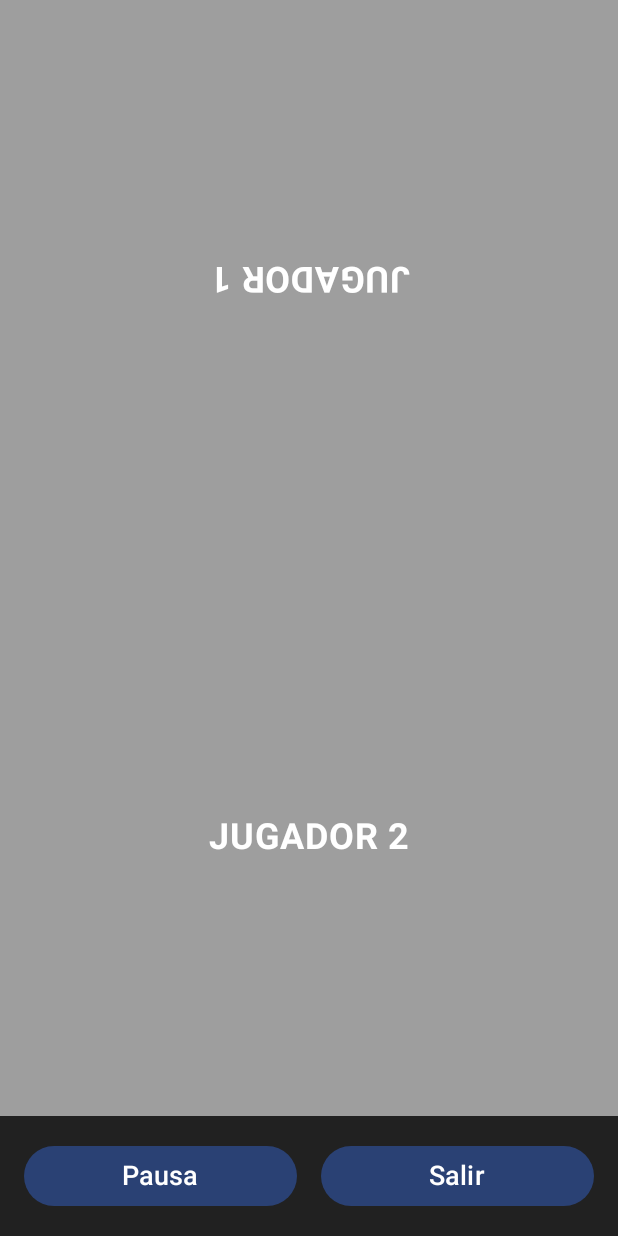
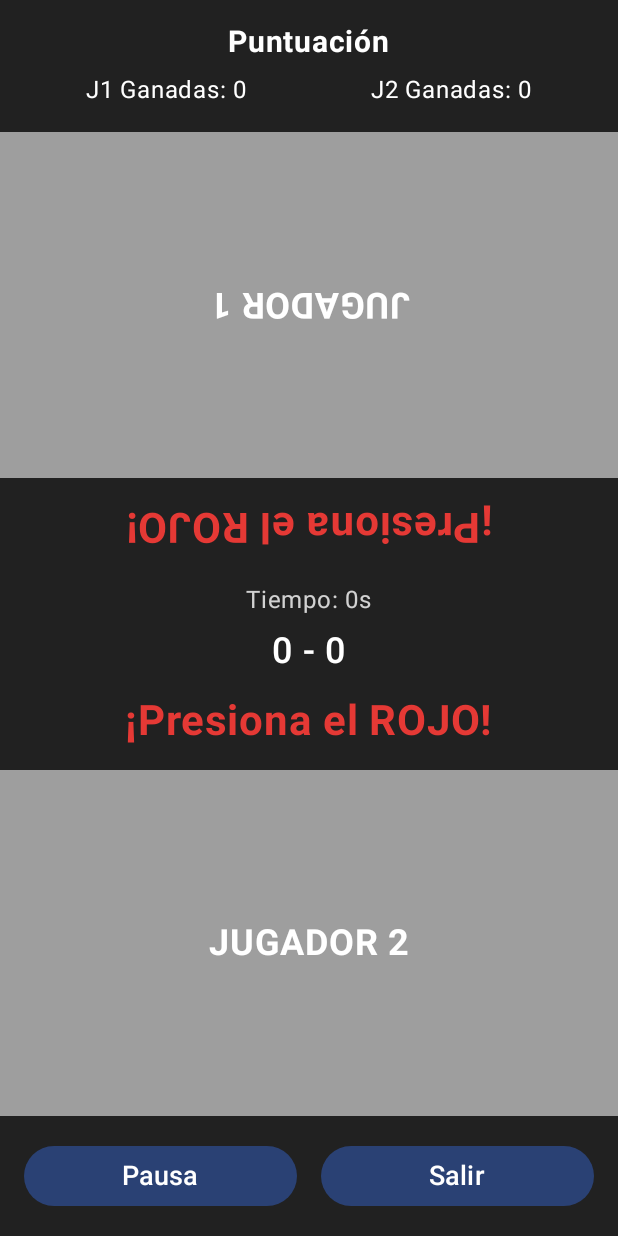
Before and after one commit to leay21/Juego, an Android app built with Jetpack Compose: the GameScreen screen opened through its navigation route, on a phone screen of 412 x 824 dp. Run offline under Robolectric (Android 15) with nearby library versions, the phone set to English and light mode, and no system bars; our stand-ins replace Room's generated code.

Commit message:
Modificaciones de bluetooth y pantalla (crash en dispositivos antiguos y tablets)

```diff
--- a/app/src/main/AndroidManifest.xml
+++ b/app/src/main/AndroidManifest.xml
@@ -3,6 +3,8 @@
     xmlns:tools="http://schemas.android.com/tools">
     <uses-permission android:name="android.permission.WRITE_EXTERNAL_STORAGE"
         android:maxSdkVersion="28" />
+    <uses-permission android:name="android.permission.ACCESS_FINE_LOCATION" />
+    <uses-permission android:name="android.permission.ACCESS_COARSE_LOCATION" />
     <uses-permission android:name="android.permission.BLUETOOTH_SCAN" />
     <uses-permission android:name="android.permission.BLUETOOTH_ADVERTISE" />
     <uses-permission android:name="android.permission.BLUETOOTH_CONNECT" />
--- a/app/src/main/java/com/example/juego/GameScreen.kt
+++ b/app/src/main/java/com/example/juego/GameScreen.kt
@@ -1,7 +1,7 @@
 package com.example.juego
 
 import android.content.res.Configuration
-import android.widget.Toast // ¡NUEVO IMPORT!
+import android.widget.Toast
 import androidx.compose.animation.AnimatedContent
 import androidx.compose.animation.animateColorAsState
 import androidx.compose.animation.core.tween
@@ -34,7 +34,7 @@ import androidx.compose.ui.Alignment
 import androidx.compose.ui.Modifier
 import androidx.compose.ui.graphics.Color
 import androidx.compose.ui.platform.LocalConfiguration
-import androidx.compose.ui.platform.LocalContext // ¡NUEVO IMPORT!
+import androidx.compose.ui.platform.LocalContext
 import androidx.compose.ui.text.font.FontWeight
 import androidx.compose.ui.unit.dp
 import androidx.compose.ui.unit.sp
@@ -50,20 +50,23 @@ import androidx.compose.ui.graphics.graphicsLayer
 import androidx.navigation.NavController
 import kotlinx.coroutines.flow.collectLatest
 
+// --- ¡FUNCIÓN UNIFICADA CON LOS 4 VIEWMODELS! ---
 @Composable
 fun GameScreen(
     navController: NavController,
     reflexViewModel: ReflexViewModel,
     settingsViewModel: SettingsViewModel,
-    bluetoothViewModel: BluetoothViewModel
+    bluetoothViewModel: BluetoothViewModel // ¡CRÍTICO PARA BLUETOOTH!
 ) {
     // --- 1. Determinar el Rol (Host, Client, Local) ---
     val btState by bluetoothViewModel.connectionState.collectAsState()
 
+    // Usamos remember para capturar el rol al entrar a la pantalla
     val isHost = remember { btState == ConnectionState.LISTENING }
     val isClient = remember { btState == ConnectionState.CONNECTING }
-    val isLocal = !isHost && !isClient
+    val isLocal = !isHost && !isClient // Es Local si no es Host ni Cliente
 
+    // El rol determina si el juego se controla localmente
     val isGameAuthority = isLocal || isHost
 
     // --- 2. Obtener el Estado del Juego (GameUiState) ---
@@ -76,7 +79,6 @@ fun GameScreen(
     val saveFormat by settingsViewModel.saveFormat.collectAsState()
     val selectedGameMode by bluetoothViewModel.selectedGameMode.collectAsState()
 
-    // ¡NUEVO! Contexto para el Toast
     val context = LocalContext.current
 
     // --- 4. Lógica de Arranque y Desconexión ---
@@ -88,13 +90,10 @@ fun GameScreen(
         }
     }
 
-    // (B) ¡NUEVO! Maneja la desconexión
+    // (B) Maneja la desconexión (solo en partidas BT)
     LaunchedEffect(key1 = btState) {
-        // Si el estado (en vivo) vuelve a IDLE, y recordamos que
-        // esta pantalla ERA una partida BT (isHost o isClient es true)...
         if (btState == ConnectionState.IDLE && (isHost || isClient)) {
-            // ...entonces la conexión se perdió.
-            Toast.makeText(context, "Conexión perdida", Toast.LENGTH_SHORT).show()
+            Toast.makeText(context, "Conexión Bluetooth perdida", Toast.LENGTH_SHORT).show()
             navController.popBackStack()
         }
     }
@@ -143,21 +142,56 @@ fun GameScreen(
     val orientation = LocalConfiguration.current.orientation
 
     // --- 8. Elegir y Renderizar el Layout ---
-    val onPlayer1Tap = {
-        if (isGameAuthority) { // Local o Host
-            reflexViewModel.processTouch(1)
+
+    // Un solo lambda de toque que maneja Local, Host o Cliente (envío de mensaje)
+    val onPlayerTap: (Int) -> Unit = { player ->
+        if (isLocal) {
+            // Local: ambos jugadores tocan localmente
+            reflexViewModel.processTouch(player)
+        } else if (isHost) {
+            // Host: solo J1 toca localmente. J2 lo ignora (espera mensaje BT)
+            if (player == 1) {
+                reflexViewModel.processTouch(1)
+            }
+        } else if (isClient) {
+            // Client: solo J2 envía mensaje BT. J1 lo ignora (espera estado del Host)
+            if (player == 2) {
+                bluetoothViewModel.sendMessage(BluetoothMessage.PlayerTouch())
+            }
         }
-        // Cliente no hace nada
     }
 
-    val onPlayer2Tap = {
-        if (isLocal) { // Solo Local
-            reflexViewModel.processTouch(2)
-        } else if (isClient) { // Solo Cliente
-            bluetoothViewModel.sendMessage(BluetoothMessage.PlayerTouch())
+    // Adaptamos las funciones de callback a la versión unificada
+    val onPlayer1Tap = { onPlayerTap(1) }
+    val onPlayer2Tap = { onPlayerTap(2) }
+
+    val onReset = {
+        if (isGameAuthority) reflexViewModel.resetCurrentGame()
+    }
+    val onSave = {
+        if (isGameAuthority) {
+            val fileName = "partida_${System.currentTimeMillis()}"
+            reflexViewModel.saveCurrentGame(fileName, saveFormat)
         }
-        // Anfitrión no hace nada (espera el mensaje BT)
     }
+    val onResume = {
+        if (isGameAuthority) reflexViewModel.resumeGame()
+    }
+    val onPause = {
+        if (isGameAuthority) reflexViewModel.pauseGame()
+    }
+
+    // --- SOLUCIÓN AL ERROR: Forzamos la devolución de Unit ---
+    val onExit: () -> Unit = {
+        if (!isLocal) {
+            bluetoothViewModel.closeConnection()
+        }
+        navController.popBackStack()
+        // Aseguramos que la lambda devuelve Unit para evitar el mismatch
+        Unit
+    }
+    // --------------------------------------------------------
+
 
     if (orientation == Configuration.ORIENTATION_LANDSCAPE) {
         GameScreenLandscape(
@@ -166,18 +200,12 @@ fun GameScreen(
             saveFormat = saveFormat,
             onPlayer1Tap = onPlayer1Tap,
             onPlayer2Tap = onPlayer2Tap,
-            onReset = { reflexViewModel.resetCurrentGame() },
-            onSave = {
-                val fileName = "partida_${System.currentTimeMillis()}"
-                reflexViewModel.saveCurrentGame(fileName, saveFormat)
-            },
-            onResume = { reflexViewModel.resumeGame() },
-            onPause = { reflexViewModel.pauseGame() },
-            onExit = {
-                if (!isLocal) bluetoothViewModel.closeConnection()
-                navController.popBackStack()
-            },
-            enableControls = isGameAuthority
+            onReset = onReset,
+            onSave = onSave,
+            onResume = onResume,
+            onPause = onPause,
+            onExit = onExit,
+            enableControls = isGameAuthority // Deshabilita controles si es Cliente
         )
     } else {
         GameScreenPortrait(
@@ -186,18 +214,12 @@ fun GameScreen(
             saveFormat = saveFormat,
             onPlayer1Tap = onPlayer1Tap,
             onPlayer2Tap = onPlayer2Tap,
-            onReset = { reflexViewModel.resetCurrentGame() },
-            onSave = {
-                val fileName = "partida_${System.currentTimeMillis()}"
-                reflexViewModel.saveCurrentGame(fileName, saveFormat)
-            },
-            onResume = { reflexViewModel.resumeGame() },
-            onPause = { reflexViewModel.pauseGame() },
-            onExit = {
-                if (!isLocal) bluetoothViewModel.closeConnection()
-                navController.popBackStack()
-            },
-            enableControls = isGameAuthority
+            onReset = onReset,
+            onSave = onSave,
+            onResume = onResume,
+            onPause = onPause,
+            onExit = onExit,
+            enableControls = isGameAuthority // Deshabilita controles si es Cliente
         )
     }
 }
@@ -318,13 +340,31 @@ private fun GameScreenLandscape(
 }
 
 
-// ... (StatsDisplay no cambia) ...
+// --- IMPLEMENTACIÓN DE COMPONENTES DE UI ---
+
 @Composable
 fun StatsDisplay(stats: GameStats) {
-    // (Tu implementación existente)
+    Column(
+        modifier = Modifier.padding(16.dp),
+        horizontalAlignment = Alignment.CenterHorizontally
+    ) {
+        Text(
+            text = "Puntuación",
+            fontSize = 20.sp,
+            fontWeight = FontWeight.Bold,
+            color = Color.White
+        )
+        Spacer(modifier = Modifier.height(8.dp))
+        Row(
+            modifier = Modifier.fillMaxWidth(),
+            horizontalArrangement = Arrangement.SpaceAround
+        ) {
+            Text(text = "J1 Ganadas: ${stats.player1Wins}", color = Color.White)
+            Text(text = "J2 Ganadas: ${stats.player2Wins}", color = Color.White)
+        }
+    }
 }
 
-// ... (TouchArea no cambia) ...
 @Composable
 fun TouchArea(
     player: Int,
@@ -354,24 +394,103 @@ fun TouchArea(
     }
 }
 
-// ... (TargetDisplay, TargetMessage, y TimeAndScore no cambian) ...
 @Composable
 fun TargetDisplay(state: GameUiState) {
-    // (Tu implementación existente)
+    AnimatedContent(
+        targetState = state.gameState,
+        modifier = Modifier
+            .fillMaxWidth()
+            .padding(vertical = 16.dp),
+        transitionSpec = { fadeIn(tween(300)) togetherWith fadeOut(tween(300)) },
+        label = "TargetMessage"
+    ) { targetState ->
+        Column(
+            horizontalAlignment = Alignment.CenterHorizontally,
+            modifier = Modifier.fillMaxWidth()
+        ) {
+
+            // 1. Texto para Jugador 1 (Arriba) -> ¡ROTADO!
+            TargetMessage(targetState, state, isRotated = true)
+
+            Spacer(modifier = Modifier.height(16.dp))
+
+            // 2. Información Central (Tiempo y Puntuación)
+            TimeAndScore(state, targetState)
+
+            Spacer(modifier = Modifier.height(16.dp))
+
+            // 3. Texto para Jugador 2 (Abajo) -> ¡NORMAL!
+            TargetMessage(targetState, state, isRotated = false)
+        }
+    }
 }
 
 @Composable
 private fun TargetMessage(targetState: GamePhase, state: GameUiState, isRotated: Boolean) {
-    // (Tu implementación existente)
+    Column(
+        horizontalAlignment = Alignment.CenterHorizontally,
+        modifier = Modifier.graphicsLayer(rotationZ = if (isRotated) 180f else 0f)
+    ) {
+        when (targetState) {
+            GamePhase.GAME_OVER -> {
+                Text(
+                    text = state.winnerMessage,
+                    fontSize = 32.sp,
+                    fontWeight = FontWeight.Bold,
+                    color = Color.White
+                )
+            }
+            GamePhase.PAUSED -> {
+                Text(
+                    text = "Juego Pausado",
+                    fontSize = 28.sp,
+                    fontWeight = FontWeight.Bold,
+                    color = Color.White
+                )
+            }
+            else -> {
+                Text(
+                    text = "¡Presiona el ${state.targetColor.nombre}!",
+                    fontSize = 28.sp,
+                    fontWeight = FontWeight.Bold,
+                    color = state.targetTextColor.color
+                )
+            }
+        }
+    }
 }
 
 @Composable
 private fun TimeAndScore(state: GameUiState, targetState: GamePhase) {
-    // (Tu implementación existente)
+    Column(horizontalAlignment = Alignment.CenterHorizontally) {
+        if (state.gameMode == GameMode.TIME_ATTACK) {
+            Text(
+                text = "Tiempo Restante: ${state.remainingTime}s",
+                fontSize = 16.sp,
+                color = Color.White.copy(alpha = 0.8f),
+                modifier = Modifier.padding(top = 4.dp)
+            )
+        } else {
+            Text(
+                text = "Tiempo: ${state.timeElapsed}s",
+                fontSize = 16.sp,
+                color = Color.White.copy(alpha = 0.8f),
+                modifier = Modifier.padding(top = 4.dp)
+            )
+        }
+
+        if (targetState != GamePhase.GAME_OVER) {
+            Text(
+                text = "${state.scoreJ1} - ${state.scoreJ2}",
+                fontSize = 24.sp,
+                fontWeight = FontWeight.SemiBold,
+                color = Color.White,
+                modifier = Modifier.padding(top = 8.dp)
+            )
+        }
+    }
 }
 
-
-// --- ¡GameControls MODIFICADO! ---
 @Composable
 fun GameControls(
     state: GameUiState,
--- a/app/src/main/java/com/example/juego/MainActivity.kt
+++ b/app/src/main/java/com/example/juego/MainActivity.kt
@@ -20,14 +20,16 @@ import androidx.navigation.compose.NavHost
 import androidx.navigation.compose.composable
 import androidx.navigation.compose.rememberNavController
 import com.example.juego.bt.BluetoothViewModel
-import com.example.juego.bt.MultiplayerLobbyScreen // ¡NUEVO IMPORT!
+import com.example.juego.bt.MultiplayerLobbyScreen
 import com.example.juego.ui.theme.JuegoTheme
 
 val LocalViewModelFactory = staticCompositionLocalOf<ViewModelProvider.Factory> {
     error("No ViewModelFactory provided")
 }
+
 class MainActivity : ComponentActivity() {
 
+    // --- 1. Factoría y ViewModels ---
     private val viewModelFactory: AppViewModelFactory by lazy {
         val application = (application as ReflexApplication)
         AppViewModelFactory(
@@ -40,30 +42,41 @@ class MainActivity : ComponentActivity() {
         )
     }
 
-    // Pedimos los ViewModels usando la fábrica
     private val reflexViewModel: ReflexViewModel by viewModels { viewModelFactory }
     private val settingsViewModel: SettingsViewModel by viewModels { viewModelFactory }
     private val bluetoothViewModel: BluetoothViewModel by viewModels { viewModelFactory }
 
-
+    // --- 2. Lógica de Permisos de Bluetooth/Ubicación ---
     private val requestBluetoothPermissions =
         registerForActivityResult(ActivityResultContracts.RequestMultiplePermissions()) { perms ->
-            // ... (lógica de permisos)
+            // Aquí puedes añadir lógica si necesitas manejar la respuesta de los permisos
+            // Ejemplo: si se denegaron, puedes mostrar un Toast o un diálogo.
         }
 
     override fun onCreate(savedInstanceState: Bundle?) {
         super.onCreate(savedInstanceState)
 
+        // Definición dinámica de los permisos a solicitar
+        val permissionsToRequest = mutableListOf(
+            // Permisos de ubicación necesarios para Bluetooth LE en general
+            Manifest.permission.ACCESS_FINE_LOCATION,
+            Manifest.permission.ACCESS_COARSE_LOCATION,
+        )
+
+        // Permisos de Bluetooth específicos para Android 12 (API 31) y superiores
         if (Build.VERSION.SDK_INT >= Build.VERSION_CODES.S) {
-            requestBluetoothPermissions.launch(
-                arrayOf(
-                    Manifest.permission.BLUETOOTH_SCAN,
-                    Manifest.permission.BLUETOOTH_ADVERTISE,
-                    Manifest.permission.BLUETOOTH_CONNECT
-                )
-            )
+            permissionsToRequest.addAll(listOf(
+                Manifest.permission.BLUETOOTH_SCAN,
+                Manifest.permission.BLUETOOTH_ADVERTISE,
+                Manifest.permission.BLUETOOTH_CONNECT
+            ))
         }
 
+        // Lanzamos la solicitud de permisos al iniciar
+        requestBluetoothPermissions.launch(permissionsToRequest.toTypedArray())
+
+
+        // --- 3. Composable Content ---
         setContent {
             val appTheme by settingsViewModel.appTheme.collectAsState()
 
@@ -75,30 +88,27 @@ class MainActivity : ComponentActivity() {
                         modifier = Modifier.fillMaxSize(),
                         color = MaterialTheme.colorScheme.background
                     ) {
-                        // --- ¡NAVHOST MODIFICADO! ---
                         NavHost(
                             navController = navController,
                             startDestination = Screen.Home.route
                         ) {
-                            // Ruta 1: Menú Principal (Modificada)
+                            // Ruta 1: Menú Principal
                             composable(Screen.Home.route) {
-                                HomeScreen(
-                                    navController = navController
-                                    // Ya no necesita el VM
-                                )
+                                HomeScreen(navController = navController)
                             }
 
-                            // Ruta 2: Pantalla de Juego (Sin cambios)
+                            // Ruta 2: Pantalla de Juego
+                            // CORREGIDA: Incluye los 4 ViewModels para soportar Local y Bluetooth
                             composable(Screen.Game.route) {
                                 GameScreen(
                                     navController = navController,
                                     reflexViewModel = reflexViewModel,
                                     settingsViewModel = settingsViewModel,
-                                    bluetoothViewModel = bluetoothViewModel
+                                    bluetoothViewModel = bluetoothViewModel // MANTENIDO
                                 )
                             }
 
-                            // Ruta 3: Ajustes (Sin cambios)
+                            // Ruta 3: Ajustes
                             composable(Screen.Settings.route) {
                                 SettingsScreen(
                                     navController = navController,
@@ -107,7 +117,7 @@ class MainActivity : ComponentActivity() {
                                 )
                             }
 
-                            // --- ¡NUEVA RUTA 4! ---
+                            // Ruta 4: Selección de Modo Local
                             composable(Screen.LocalModeSelect.route) {
                                 LocalModeScreen(
                                     navController = navController,
@@ -115,7 +125,7 @@ class MainActivity : ComponentActivity() {
                                 )
                             }
 
-                            // --- ¡NUEVA RUTA 5! ---
+                            // Ruta 5: Lobby Multijugador
                             composable(Screen.MultiplayerLobby.route) {
                                 MultiplayerLobbyScreen(
                                     navController = navController,
```
Also changed, not shown: app/src/main/java/com/example/juego/MultiplayerLobbyScreen.kt (+7 -1 lines), app/src/main/java/com/example/juego/bt/BluetoothConnectionManager.kt (+127 -64 lines), app/src/main/java/com/example/juego/bt/BluetoothViewModel.kt (+14 -17 lines).
